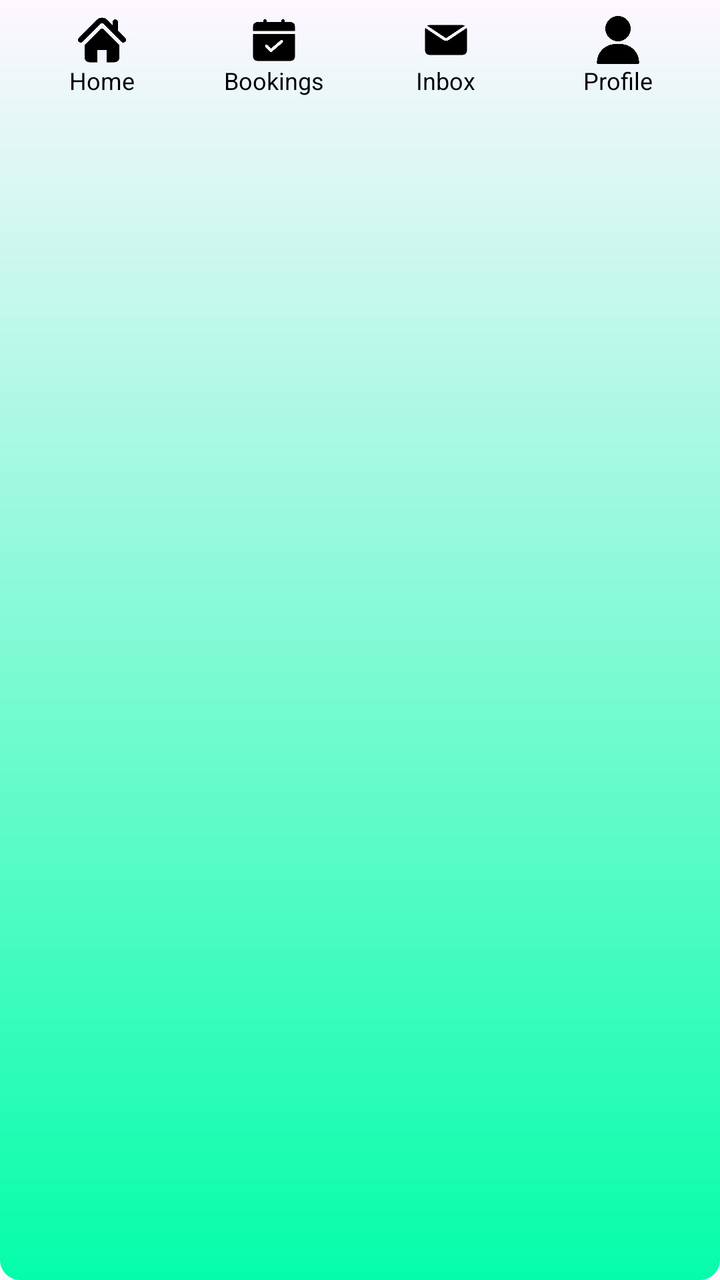
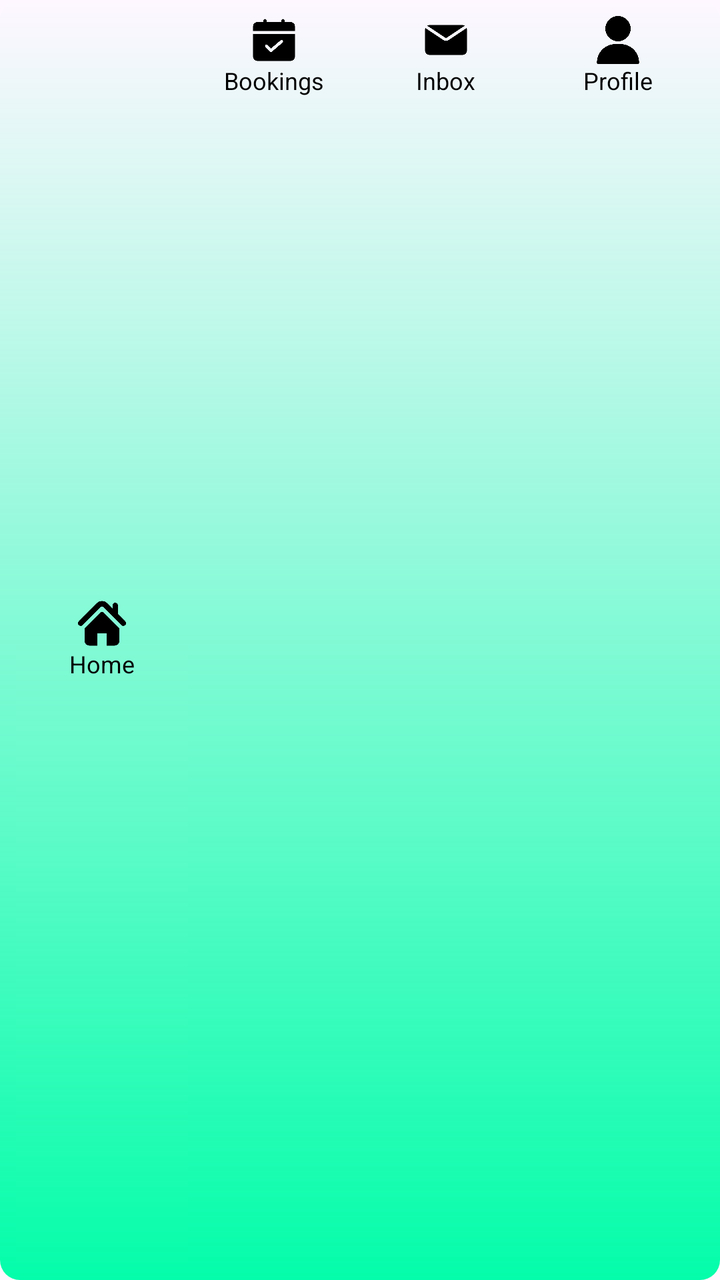

Before-and-after screenshots of an Android layout around one commit, followed by the original layout XML and the change that was made.
<!-- AndroidManifest.xml: application theme Theme.MyApplication -->
<!-- res/layout/navbar.xml -->
<?xml version="1.0" encoding="utf-8"?>
<LinearLayout
    xmlns:android="http://schemas.android.com/apk/res/android"
    android:id="@+id/bottom_navigation"
    android:layout_width="match_parent"
    android:layout_height="wrap_content"
    android:layout_gravity="bottom"
    android:background="@drawable/bottom_nav_bg"
    android:elevation="8dp"
    android:orientation="horizontal"
    android:padding="8dp"

    >

    <LinearLayout
        android:id="@+id/home_button"
        android:layout_width="0dp"
        android:layout_height="wrap_content"
        android:layout_weight="1"
        android:gravity="center"
        android:orientation="vertical"


        >

        <ImageView
            android:id="@+id/homeimg"
            android:layout_width="24dp"
            android:layout_height="24dp"
            android:backgroundTint="@color/nav_item_color"
            android:src="@drawable/home_icon" />

        <TextView
            android:layout_width="wrap_content"
            android:layout_height="wrap_content"
            android:text="Home"
            android:textSize="12sp"
            android:textColor="@color/black"
            />
    </LinearLayout>

    
    <LinearLayout
        android:id="@+id/booking_button"
        android:layout_width="0dp"
        android:layout_height="wrap_content"
        android:layout_weight="1"
        android:gravity="center"
        android:orientation="vertical"

        >

        <ImageView
            android:id="@+id/bookingsimg"
            android:layout_width="24dp"
            android:layout_height="24dp"
            android:src="@drawable/bookings_icon"
            />


        <TextView
            android:layout_width="wrap_content"
            android:layout_height="wrap_content"
            android:text="Bookings"
            android:textSize="12sp"
            android:textColor="@color/black"
            />
    </LinearLayout>

    
    <LinearLayout
        android:id="@+id/inbox_button"
        android:layout_width="0dp"
        android:layout_height="wrap_content"
        android:layout_weight="1"
        android:gravity="center"
        android:orientation="vertical">

        <ImageView
            android:id="@+id/inboximg"
            android:layout_width="24dp"
            android:layout_height="24dp"
            android:src="@drawable/inbox_icon"

            />

        <TextView
            android:layout_width="wrap_content"
            android:layout_height="wrap_content"
            android:text="Inbox"
            android:textSize="12sp"
            android:textColor="@color/black"

            />
    </LinearLayout>

    
    <LinearLayout
        android:id="@+id/profile_button"
        android:layout_width="0dp"
        android:layout_height="wrap_content"
        android:layout_weight="1"
        android:gravity="center"
        android:orientation="vertical">

        <ImageView
            android:id="@+id/profileimg"
            android:layout_width="24dp"
            android:layout_height="24dp"
            android:src="@drawable/profile_icon" />

        <TextView

            android:layout_width="wrap_content"
            android:layout_height="wrap_content"
            android:text="Profile"
            android:textSize="12sp"
            android:textColor="@color/black"
            />
    </LinearLayout>
</LinearLayout>
<!-- resources referenced by this layout -->
<resources>
  <color name="black">#FF000000</color>
  <!-- drawable bookings_icon: png bitmap (drawable, 6273 bytes) -->
  <!-- drawable bottom_nav_bg (drawable) -->
  <?xml version="1.0" encoding="utf-8"?>
  <shape xmlns:android="http://schemas.android.com/apk/res/android"
      android:shape="rectangle">
      
      <gradient
          android:type="linear"
          android:angle="270"
          android:startColor="#00FEFEFE"
          android:endColor="#04FDAA"
  
      />
      
      <corners android:radius="10dp" />
  
      
      <stroke
          android:width="0dp"
          android:color="#3A1B79" />  
  </shape>
  <!-- drawable home_icon: png bitmap (drawable, 4582 bytes) -->
  <!-- drawable inbox_icon: png bitmap (drawable, 5109 bytes) -->
  <!-- drawable profile_icon: png bitmap (drawable, 9600 bytes) -->
  <style name="Theme.MyApplication" parent="Base.Theme.MyApplication" />
  <style name="Base.Theme.MyApplication" parent="Theme.Material3.DayNight.NoActionBar">
          
          
      </style>
</resources>

<!-- the commit's change to res/layout/navbar.xml (unified diff, before → after) -->
@@ -1,6 +1,6 @@
 <?xml version="1.0" encoding="utf-8"?>
-<LinearLayout
-    xmlns:android="http://schemas.android.com/apk/res/android"
+<LinearLayout xmlns:android="http://schemas.android.com/apk/res/android"
+    xmlns:tools="http://schemas.android.com/tools"
     android:id="@+id/bottom_navigation"
     android:layout_width="match_parent"
     android:layout_height="wrap_content"
@@ -15,11 +15,14 @@
     <LinearLayout
         android:id="@+id/home_button"
         android:layout_width="0dp"
-        android:layout_height="wrap_content"
+        android:layout_height="match_parent"
         android:layout_weight="1"
         android:gravity="center"
         android:orientation="vertical"
-
+        android:clickable="true"
+        android:focusable="true"
+        tools:ignore="TouchTargetSizeCheck"
+        android:background="@drawable/ripple_bg"
 
         >
 
@@ -47,6 +50,10 @@
         android:layout_weight="1"
         android:gravity="center"
         android:orientation="vertical"
+        android:clickable="true"
+        android:focusable="true"
+        tools:ignore="TouchTargetSizeCheck"
+        android:background="@drawable/ripple_bg"
 
         >
 
@@ -74,7 +81,13 @@
         android:layout_height="wrap_content"
         android:layout_weight="1"
         android:gravity="center"
-        android:orientation="vertical">
+        android:orientation="vertical"
+        android:clickable="true"
+        android:focusable="true"
+        tools:ignore="TouchTargetSizeCheck"
+        android:background="@drawable/ripple_bg"
+
+        >
 
         <ImageView
             android:id="@+id/inboximg"
@@ -101,7 +114,12 @@
         android:layout_height="wrap_content"
         android:layout_weight="1"
         android:gravity="center"
-        android:orientation="vertical">
+        android:orientation="vertical"
+        android:clickable="true"
+        android:focusable="true"
+        tools:ignore="TouchTargetSizeCheck"
+        android:background="@drawable/ripple_bg"
+        >
 
         <ImageView
             android:id="@+id/profileimg"
<!-- resource entries referenced after the edit -->
@@ -25,7 +25,16 @@
   <!-- drawable home_icon: png bitmap (drawable, 4582 bytes) -->
   <!-- drawable inbox_icon: png bitmap (drawable, 5109 bytes) -->
   <!-- drawable profile_icon: png bitmap (drawable, 9600 bytes) -->
+  <!-- drawable ripple_bg (drawable) -->
+  <ripple xmlns:android="http://schemas.android.com/apk/res/android"
+      android:color="#87F6FBFB"> 
+  
+      <item android:drawable="@color/transparent"
+          /> 
+  
+  </ripple>
   <style name="Theme.MyApplication" parent="Base.Theme.MyApplication" />
+  <color name="transparent">#01D6D4D4</color>
   <style name="Base.Theme.MyApplication" parent="Theme.Material3.DayNight.NoActionBar">
           
           
